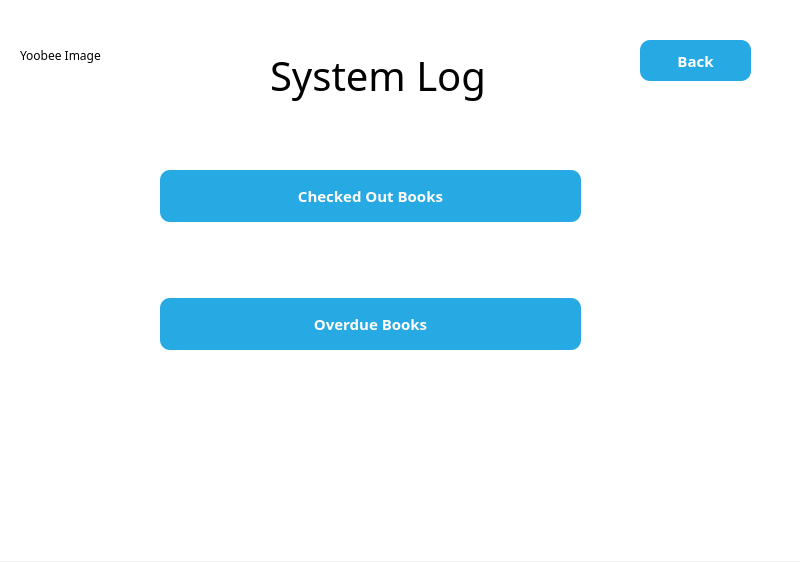
First picture: the form in NewWindowChur/adminsystem.ui, repository jandrealyn/LibraryQtSystem, before the edit.
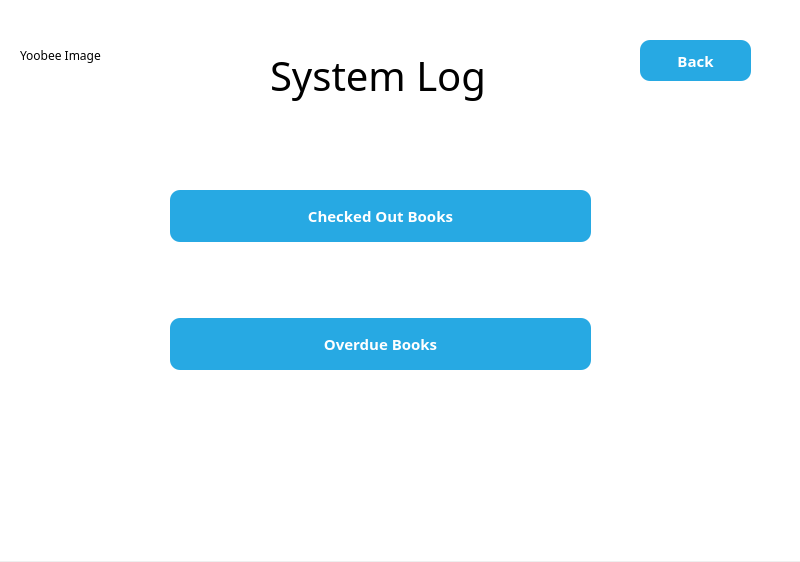
Second picture: the form after the edit. Icons and pictures are not drawn.

Commit message: delete book NO

The edit to the form file:
```diff
--- a/NewWindowChur/adminsystem.ui
+++ b/NewWindowChur/adminsystem.ui
@@ -58,8 +58,8 @@
    <widget class="QWidget" name="verticalLayoutWidget">
     <property name="geometry">
      <rect>
-      <x>160</x>
-      <y>100</y>
+      <x>170</x>
+      <y>120</y>
       <width>421</width>
       <height>321</height>
      </rect>
```
The commit also changes 2 other files.
